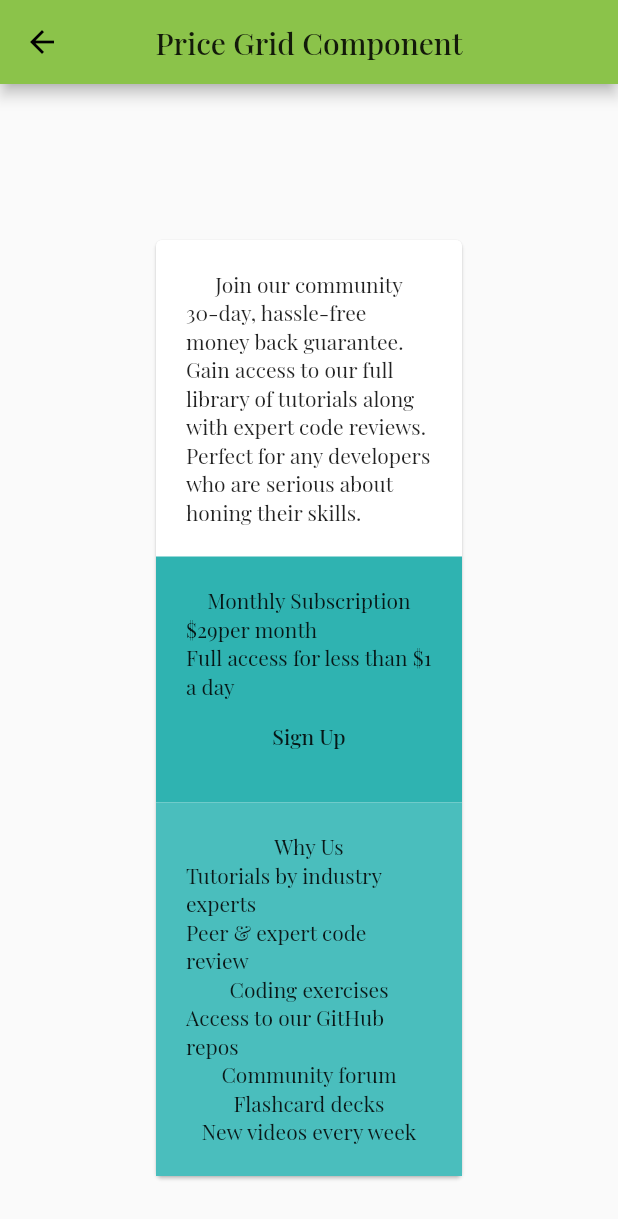
After one commit to shaw8wit/flutter-ui, a Flutter app: the PriceGridComponent screen opened by its route, on a phone screen of 412 x 824 dp. The commit adds this screen. Shown: the top 1219 px of the screen. Run offline on Flutter 3.47's test engine with Material 2 defaults, Android fonts, the phone set to English and light mode, and no system bars.

Commit message:
layout and initialization

```diff
--- a/lib/home.dart
+++ b/lib/home.dart
@@ -1,5 +1,6 @@
 import 'package:flutter/material.dart';
 import 'package:flutter_ui/article_preview_component/article_preview_component.dart';
+import 'package:flutter_ui/price_grid_component/price_grid_component.dart';
 import 'package:flutter_ui/widgets/grid_card.dart';
 
 class Home extends StatelessWidget {
@@ -25,8 +26,8 @@ class Home extends StatelessWidget {
               text: "article-preview-component",
             ),
             GridCard(
-              routeName: ArticlePreviewComponent.routeName,
-              text: "dummy-component",
+              routeName: PriceGridComponent.routeName,
+              text: "price-grid-component",
             ),
             GridCard(
               routeName: ArticlePreviewComponent.routeName,
--- a/lib/main.dart
+++ b/lib/main.dart
@@ -1,5 +1,6 @@
 import 'package:flutter/material.dart';
 import 'package:flutter_ui/article_preview_component/article_preview_component.dart';
+import 'package:flutter_ui/price_grid_component/price_grid_component.dart';
 
 import 'home.dart';
 
@@ -19,6 +20,7 @@ class MyApp extends StatelessWidget {
       routes: {
         Home.routeName: (ctx) => Home(),
         ArticlePreviewComponent.routeName: (ctx) => ArticlePreviewComponent(),
+        PriceGridComponent.routeName: (ctx) => PriceGridComponent(),
       },
     );
   }
--- /dev/null
+++ b/lib/price_grid_component/price_grid_component.dart
@@ -0,0 +1,52 @@
+import 'package:flutter/material.dart';
+import 'package:flutter_ui/price_grid_component/widgets/join.dart';
+import 'package:flutter_ui/price_grid_component/widgets/price.dart';
+import 'package:flutter_ui/price_grid_component/widgets/why.dart';
+
+class PriceGridComponent extends StatelessWidget {
+  static const routeName = '/priceGridComponent';
+
+  List<Widget> desktop() {
+    return [
+      Join(),
+      IntrinsicHeight(
+        child: Row(
+          crossAxisAlignment: CrossAxisAlignment.stretch,
+          mainAxisSize: MainAxisSize.max,
+          children: [
+            Price(),
+            Why(),
+          ],
+        ),
+      ),
+    ];
+  }
+
+  List<Widget> mobile() {
+    return [
+      Join(),
+      Price(),
+      Why(),
+    ];
+  }
+
+  @override
+  Widget build(BuildContext context) {
+    final aspect = MediaQuery.of(context).size.aspectRatio > 1;
+    return Scaffold(
+      appBar: AppBar(
+        title: Text("Price Grid Component"),
+        centerTitle: true,
+      ),
+      body: SingleChildScrollView(
+        padding: EdgeInsets.all(100),
+        child: Card(
+          child: Column(
+            crossAxisAlignment: CrossAxisAlignment.stretch,
+            children: aspect ? desktop() : mobile(),
+          ),
+        ),
+      ),
+    );
+  }
+}
--- /dev/null
+++ b/lib/price_grid_component/widgets/join.dart
@@ -0,0 +1,19 @@
+import 'package:flutter/material.dart';
+import 'package:flutter/painting.dart';
+
+class Join extends StatelessWidget {
+  @override
+  Widget build(BuildContext context) {
+    return Container(
+      padding: EdgeInsets.all((MediaQuery.of(context).size.aspectRatio > 1) ? 60 : 20),
+      child: Column(
+        children: [
+          Text("Join our community"),
+          Text("30-day, hassle-free money back guarantee."),
+          Text("Gain access to our full library of tutorials along with expert code reviews."),
+          Text("Perfect for any developers who are serious about honing their skills."),
+        ],
+      ),
+    );
+  }
+}
--- /dev/null
+++ b/lib/price_grid_component/widgets/price.dart
@@ -0,0 +1,27 @@
+import 'package:flutter/material.dart';
+
+class Price extends StatelessWidget {
+  @override
+  Widget build(BuildContext context) {
+    return Container(
+      padding: EdgeInsets.all((MediaQuery.of(context).size.aspectRatio > 1) ? 60 : 20),
+      color: Color(0xff2FB3B1),
+      child: Column(
+        children: [
+          Text("Monthly Subscription"),
+          Row(
+            children: [
+              Text("\$29"),
+              Text("per month"),
+            ],
+          ),
+          Text("Full access for less than \$1 a day"),
+          FlatButton(
+            onPressed: () {},
+            child: Text("Sign Up"),
+          ),
+        ],
+      ),
+    );
+  }
+}
--- /dev/null
+++ b/lib/price_grid_component/widgets/why.dart
@@ -0,0 +1,23 @@
+import 'package:flutter/material.dart';
+
+class Why extends StatelessWidget {
+  @override
+  Widget build(BuildContext context) {
+    return Container(
+      padding: EdgeInsets.all((MediaQuery.of(context).size.aspectRatio > 1) ? 60 : 20),
+      color: Color(0xff4ABEBD),
+      child: Column(
+        children: [
+          Text("Why Us"),
+          Text("Tutorials by industry experts"),
+          Text("Peer & expert code review"),
+          Text("Coding exercises"),
+          Text("Access to our GitHub repos"),
+          Text("Community forum"),
+          Text("Flashcard decks"),
+          Text("New videos every week"),
+        ],
+      ),
+    );
+  }
+}
```
Also changed, not shown: pubspec.lock.
